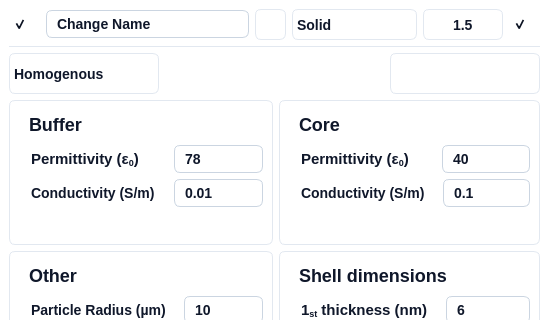
The window that ui/curve_widget.ui (IoanTivig/OpenDEP_View) describes before a commit, drawn with Qt 5; both pictures show x 0 to 549 and y 0 to 320 of the 549 by 708 pixel window.
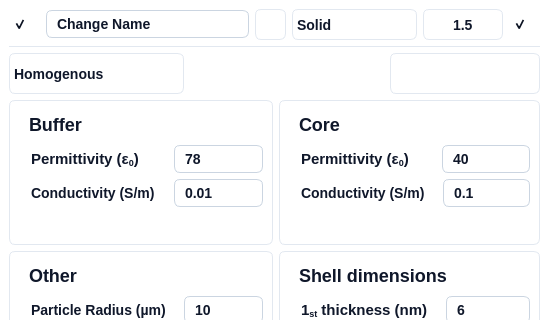
The same window after the commit. Icons and pictures are not drawn.

What changed in the file:
```diff
--- a/ui/curve_widget.ui
+++ b/ui/curve_widget.ui
@@ -565,13 +565,13 @@
             <widget class="QComboBox" name="pyqt5_combo_model_selection">
              <property name="minimumSize">
               <size>
-               <width>150</width>
+               <width>175</width>
                <height>41</height>
               </size>
              </property>
              <property name="maximumSize">
               <size>
-               <width>150</width>
+               <width>175</width>
                <height>41</height>
               </size>
              </property>
```
Left out of the diff: 6 changed lines with no effect on the pictures.
